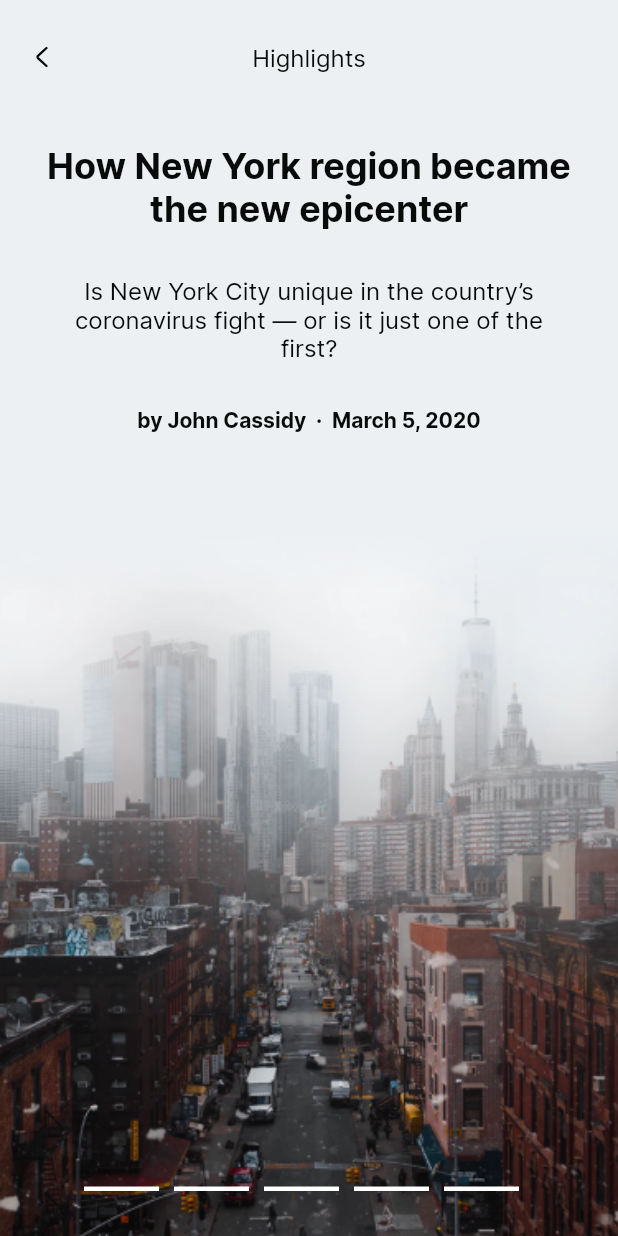
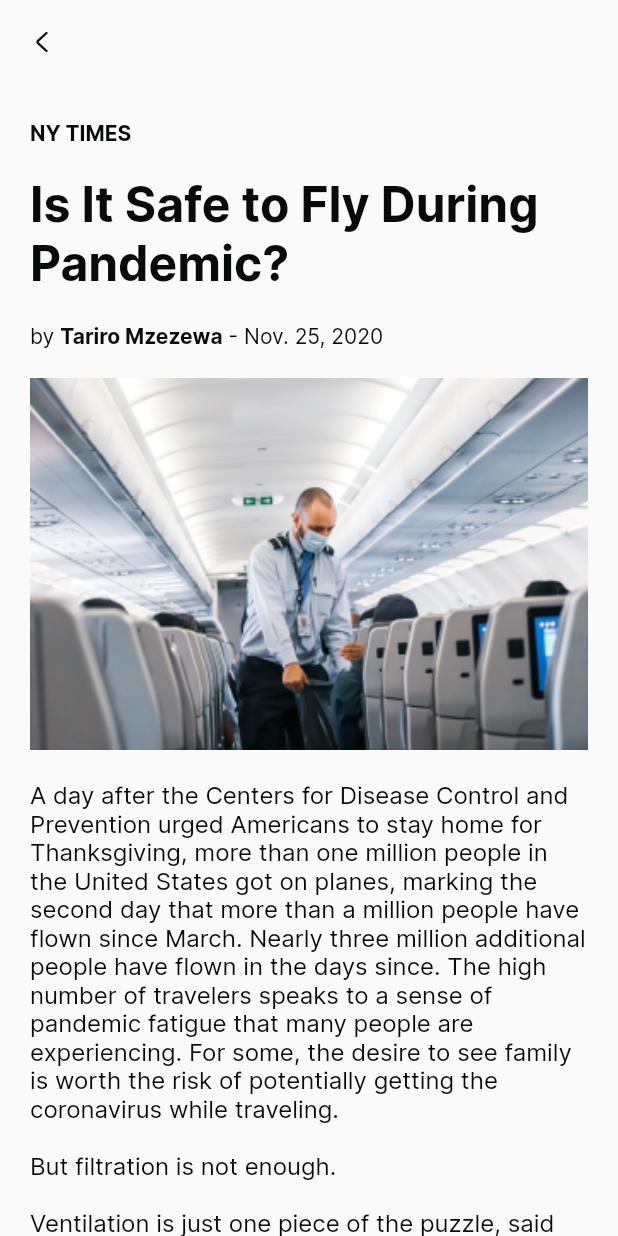
Before and after one commit to studio-alva/nucleus-flutter, a Flutter app: the screen it shows after launch, on a phone screen of 412 x 824 dp. Run offline on Flutter 3.47's test engine with Material 2 defaults, Android fonts, the phone set to English and light mode, and no system bars; our stand-ins replace faker, flutter_svg; missing offline and left inert: dart:ffi; project files that could hold a hidden picture were left out.

Commit message:
content post detail pages

```diff
--- a/lib/app/routes.dart
+++ b/lib/app/routes.dart
@@ -14,6 +14,7 @@ import '../ui_features/pages/signin_signup/signin_pages_by_email.dart';
 import '../ui_features/pages/signin_signup/signin_pages_by_number.dart';
 import '../ui_features/pages/coverages/discover_explore.dart';
 import '../ui_features/pages/contents/contents_detail.dart';
+import '../ui_features/pages/contents/content_post_detail.dart';
 import '../ui_features/pages/highlights/highlight_pages.dart';
 
 Map<String, Widget Function(BuildContext)> routes = {
@@ -34,6 +35,8 @@ Map<String, Widget Function(BuildContext)> routes = {
   DiscoverExplorePages.discoverPages: (context) => DiscoverExplorePages(),
   ContentDetailPages.contentDetail: (context) => const ContentDetailPages(),
   HighLightsPages.highlightsPages: (context) => const HighLightsPages(),
+  ContentDetailPostPages.contentPostDetail: (context) =>
+      ContentDetailPostPages()
 };
 
-String initialRoutes = HighLightsPages.highlightsPages;
+String initialRoutes = ContentDetailPostPages.contentPostDetail;
--- a/lib/config/asset_paths.dart
+++ b/lib/config/asset_paths.dart
@@ -23,6 +23,7 @@ class AssetPaths {
   static const String imagePostFs = "assets/images/fsPost.png";
 
   static const String imageHighlight = "assets/images/bgHighlight.png";
+  static const String imagePost = "assets/images/post.png";
 
   static const String imageDetail = "assets/images/detail.png";
 
--- /dev/null
+++ b/lib/ui_features/model/posts_model.dart
@@ -0,0 +1,59 @@
+// To parse this JSON data, do
+//
+//     final posts = postsFromJson(jsonString);
+
+import 'dart:convert';
+
+List<Posts> postsFromJson(String str) =>
+    List<Posts>.from(json.decode(str).map((x) => Posts.fromJson(x)));
+
+String postsToJson(List<Posts> data) =>
+    json.encode(List<dynamic>.from(data.map((x) => x.toJson())));
+
+class Posts {
+  String icon;
+  String title;
+  String imgThumb;
+  String organization;
+  String time;
+  String authors;
+  String head;
+  String desc;
+  String content;
+
+  Posts({
+    required this.icon,
+    required this.title,
+    required this.imgThumb,
+    required this.organization,
+    required this.time,
+    required this.authors,
+    required this.head,
+    required this.desc,
+    required this.content,
+  });
+
+  factory Posts.fromJson(Map<String, dynamic> json) => Posts(
+        icon: json["icon"],
+        title: json["title"],
+        imgThumb: json["imgThumb"],
+        organization: json["organization"],
+        time: json["time"],
+        authors: json["authors"],
+        head: json["head"],
+        desc: json["desc"],
+        content: json["content"],
+      );
+
+  Map<String, dynamic> toJson() => {
+        "icon": icon,
+        "title": title,
+        "imgThumb": imgThumb,
+        "organization": organization,
+        "time": time,
+        "authors": authors,
+        "head": head,
+        "desc": desc,
+        "content": content,
+      };
+}
--- /dev/null
+++ b/lib/ui_features/pages/contents/content_post_detail.dart
@@ -0,0 +1,88 @@
+import 'package:flutter/material.dart';
+import 'package:nucleus_ui_app/config/asset_colors.dart';
+import 'package:nucleus_ui_app/config/asset_paths.dart';
+import 'package:nucleus_ui_app/config/asset_styles.dart';
+import 'package:nucleus_ui_app/config/config.dart';
+import 'package:nucleus_ui_app/ui_features/model/posts_model.dart';
+import 'package:nucleus_ui_app/ui_features/widgets/appbar/appbar_primary.dart';
+
+class ContentDetailPostPages extends StatelessWidget {
+  ContentDetailPostPages({super.key});
+  static const String contentPostDetail = "contentPostDetail";
+
+  final Posts post = Posts(
+      title: "Is It Safe to Fly During Pandemic?",
+      head: "NY TIMES",
+      authors: "Tariro Mzezewa",
+      time: "Nov. 25, 2020",
+      organization: "",
+      desc: "",
+      icon: "",
+      imgThumb: AssetPaths.imagePost,
+      content:
+          "A day after the Centers for Disease Control and Prevention urged Americans to stay home for Thanksgiving, more than one million people in the United States got on planes, marking the second day that more than a million people have flown since March. Nearly three million additional people have flown in the days since. The high number of travelers speaks to a sense of pandemic fatigue that many people are experiencing. For some, the desire to see family is worth the risk of potentially getting the coronavirus while traveling.\r\n\r\nBut filtration is not enough.\r\n\r\nVentilation is just one piece of the puzzle, said Saskia Popescu, an infection prevention epidemiologist in Arizona. (Dr. Popescu is married to Mr. Popescu.) Distancing and masking are also important to mitigate risk, and are the other key components for keeping the coronavirus from spreading, whether on planes or elsewhere.");
+
+  @override
+  Widget build(BuildContext context) {
+    return Scaffold(
+      appBar: AppBarPrimary(),
+      body: SingleChildScrollView(
+        child: Container(
+          margin: const EdgeInsets.symmetric(horizontal: 20),
+          child: Column(
+            crossAxisAlignment: CrossAxisAlignment.start,
+            children: [
+              verticalSpace(10),
+              Text(
+                post.head,
+                style: AssetStyles.labelMdSmReg1.copyWith(
+                  fontWeight: FontWeight.bold,
+                ),
+              ),
+              verticalSpace(20),
+              Text(
+                post.title,
+                style: AssetStyles.h1,
+              ),
+              verticalSpace(20),
+              Row(
+                children: [
+                  const Text(
+                    "by ",
+                    style: AssetStyles.labelMdSmReg1,
+                  ),
+                  Text(
+                    post.authors,
+                    style: AssetStyles.labelMdSmReg1.copyWith(
+                      fontWeight: FontWeight.bold,
+                    ),
+                  ),
+                  Text(
+                    " - ${post.time}",
+                    style: AssetStyles.labelMdSmReg1,
+                  ),
+                ],
+              ),
+              verticalSpace(20),
+              Container(
+                width: double.infinity,
+                child: Image(
+                  image: AssetImage(post.imgThumb),
+                  fit: BoxFit.fitWidth,
+                ),
+              ),
+              verticalSpace(20),
+              Text(
+                post.content,
+                style: AssetStyles.labelMdMdReg.copyWith(
+                  color: AssetColors.inkDarkest,
+                ),
+              ),
+              verticalSpace(20),
+            ],
+          ),
+        ),
+      ),
+    );
+  }
+}
```
Also changed, not shown: assets/images/post.png (added).
